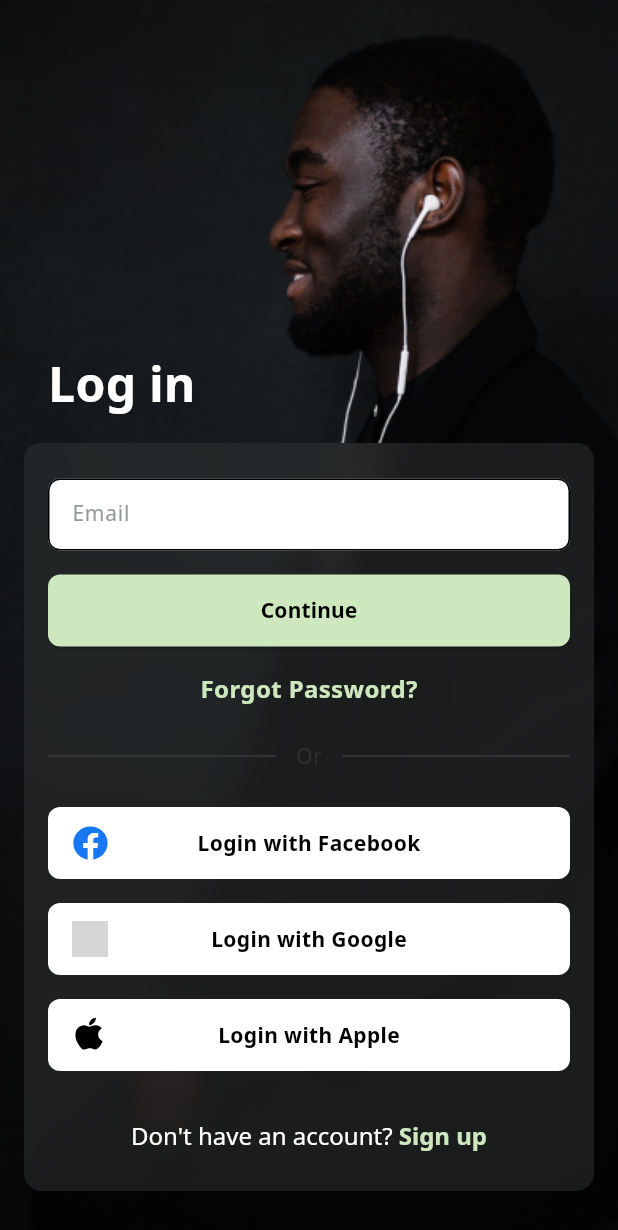
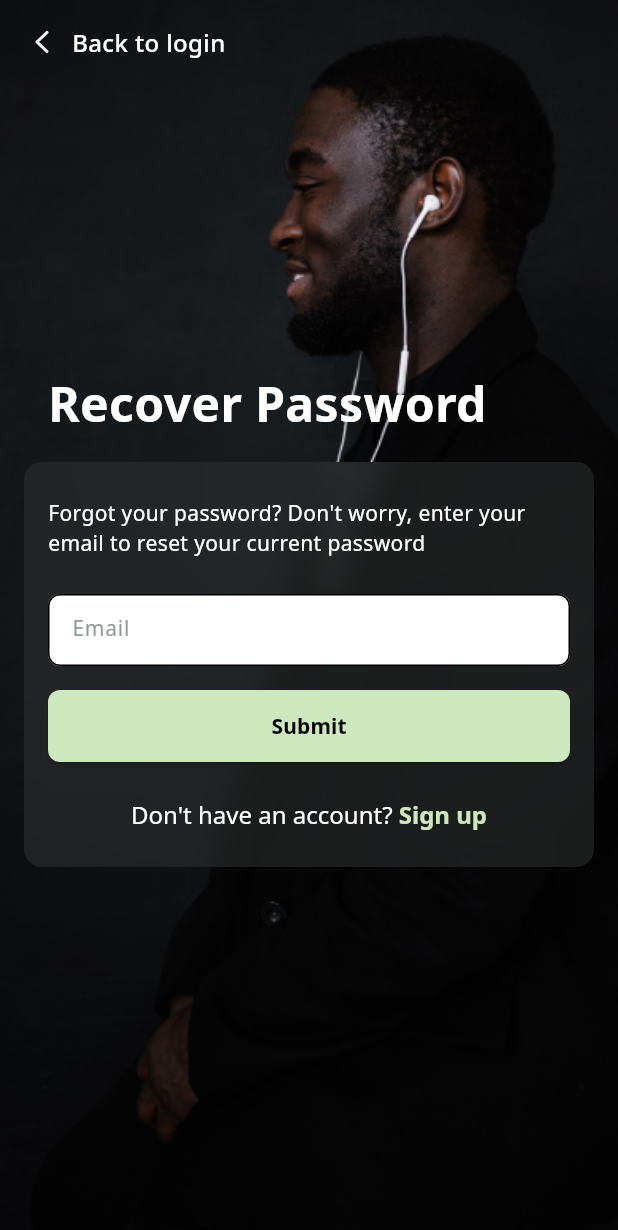
Before and after one commit to Mohammad-Nikmard/Book-Nexus, a Flutter app: the screen it shows after launch, on a phone screen of 412 x 824 dp. Shown: the top 1230 px of the screen. Run offline on Flutter 3.47's test engine with Material 3 defaults, Android fonts, the phone set to English and light mode, and no system bars; our stand-ins replace flutter_svg; grey boxes are pictures that could not be loaded.

Commit message:
feature: add forget password screen

```diff
--- a/lib/main.dart
+++ b/lib/main.dart
@@ -1,4 +1,4 @@
-import 'package:book_nexsus/ui/login_screen.dart';
+import 'package:book_nexsus/ui/forget_password_screen.dart';
 import 'package:flutter/material.dart';
 
 void main() {
@@ -12,7 +12,7 @@ class MyApp extends StatelessWidget {
   Widget build(BuildContext context) {
     return const MaterialApp(
       debugShowCheckedModeBanner: false,
-      home: LoginScreen(),
+      home: ForgetPasswordScreen(),
     );
   }
 }
--- /dev/null
+++ b/lib/ui/forget_password_screen.dart
@@ -0,0 +1,143 @@
+import 'package:book_nexsus/constants/constants.dart';
+import 'package:book_nexsus/widgets/custom_blur_box.dart';
+import 'package:book_nexsus/widgets/custom_elevated_button.dart';
+import 'package:book_nexsus/widgets/custom_text_field.dart';
+import 'package:flutter/material.dart';
+import 'package:flutter_svg/svg.dart';
+
+class ForgetPasswordScreen extends StatefulWidget {
+  const ForgetPasswordScreen({super.key});
+
+  @override
+  State<ForgetPasswordScreen> createState() => _ForgetPasswordScreenState();
+}
+
+class _ForgetPasswordScreenState extends State<ForgetPasswordScreen> {
+  final TextEditingController emailController = TextEditingController();
+  @override
+  Widget build(BuildContext context) {
+    return DecoratedBox(
+      decoration: const BoxDecoration(
+        image: DecorationImage(
+          fit: BoxFit.cover,
+          image: AssetImage(
+            'assets/images/background_guy.png',
+          ),
+        ),
+      ),
+      child: Scaffold(
+        backgroundColor: Colors.transparent,
+        body: SafeArea(
+          child: Stack(
+            children: [
+              const Positioned(
+                top: 16,
+                left: 16,
+                child: _BackToLoginButton(),
+              ),
+              Center(
+                child: Padding(
+                  padding: const EdgeInsets.symmetric(horizontal: 16),
+                  child: Column(
+                    crossAxisAlignment: CrossAxisAlignment.start,
+                    mainAxisAlignment: MainAxisAlignment.center,
+                    children: [
+                      const Padding(
+                        padding: EdgeInsets.only(left: 16),
+                        child: Text(
+                          'Recover Password',
+                          style: TextStyle(
+                            fontFamily: 'NB',
+                            fontSize: 32,
+                            color: AppColors.white,
+                          ),
+                        ),
+                      ),
+                      const SizedBox(height: 16),
+                      CustomBlurBox(
+                        child: Column(
+                          children: [
+                            const Text(
+                              "Forgot your password? Don't worry, enter your email to reset your current password",
+                              style: TextStyle(
+                                fontFamily: 'NR',
+                                fontSize: 14,
+                                color: AppColors.white,
+                              ),
+                            ),
+                            const SizedBox(height: 24),
+                            CustomTextField(
+                              controller: emailController,
+                              hintText: 'Email',
+                            ),
+                            const SizedBox(height: 16),
+                            CustomElevatedButton(
+                              onPressed: () {},
+                              text: 'Submit',
+                            ),
+                            const SizedBox(height: 24),
+                            RichText(
+                              text: const TextSpan(
+                                children: [
+                                  TextSpan(
+                                    text: "Don't have an account? ",
+                                    style: TextStyle(
+                                      fontFamily: 'NR',
+                                      fontSize: 16,
+                                      color: AppColors.white,
+                                    ),
+                                  ),
+                                  TextSpan(
+                                    text: 'Sign up',
+                                    style: TextStyle(
+                                      fontFamily: 'NB',
+                                      fontSize: 16,
+                                      color: AppColors.greenAccent,
+                                    ),
+                                  ),
+                                ],
+                              ),
+                            ),
+                          ],
+                        ),
+                      ),
+                    ],
+                  ),
+                ),
+              ),
+            ],
+          ),
+        ),
+      ),
+    );
+  }
+}
+
+class _BackToLoginButton extends StatelessWidget {
+  const _BackToLoginButton();
+
+  @override
+  Widget build(BuildContext context) {
+    return GestureDetector(
+      onTap: () {},
+      child: Row(
+        children: [
+          SvgPicture.asset(
+            'assets/images/icon_arrow_left.svg',
+            height: 24,
+            width: 24,
+          ),
+          const SizedBox(width: 8),
+          const Text(
+            'Back to login',
+            style: TextStyle(
+              fontFamily: 'NM',
+              fontSize: 16,
+              color: AppColors.white,
+            ),
+          ),
+        ],
+      ),
+    );
+  }
+}
--- a/lib/widgets/custom_blur_box.dart
+++ b/lib/widgets/custom_blur_box.dart
@@ -18,7 +18,6 @@ class CustomBlurBox extends StatelessWidget {
             sigmaY: 10.0,
           ),
           child: Container(
-            height: 499,
             width: double.infinity,
             decoration: BoxDecoration(
               borderRadius: const BorderRadius.all(
```
Also changed, not shown: assets/images/icon_arrow_left.svg (added).
